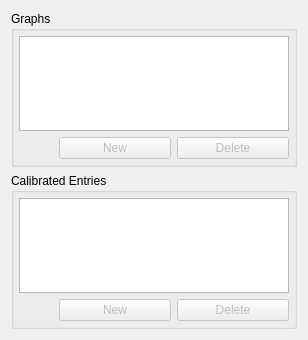
Before: the Qt Designer form kame/forms/graphtool.ui in northriv/KAME, drawn with Qt 5.
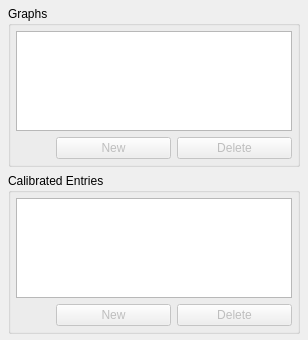
After: the same form once the commit is applied.

What changed in the file:
```diff
--- a/kame/forms/graphtool.ui
+++ b/kame/forms/graphtool.ui
@@ -14,6 +14,18 @@
    <string>Graph</string>
   </property>
   <layout class="QVBoxLayout" name="verticalLayout">
+   <property name="leftMargin">
+    <number>8</number>
+   </property>
+   <property name="topMargin">
+    <number>6</number>
+   </property>
+   <property name="rightMargin">
+    <number>8</number>
+   </property>
+   <property name="bottomMargin">
+    <number>6</number>
+   </property>
    <item>
     <widget class="QGroupBox" name="grpGraphs">
      <property name="sizePolicy">
@@ -45,6 +57,9 @@
        <layout class="QHBoxLayout">
         <item>
          <spacer>
+          <property name="orientation">
+           <enum>Qt::Orientation::Vertical</enum>
+          </property>
           <property name="sizeType">
            <enum>QSizePolicy::Fixed</enum>
           </property>
@@ -112,6 +127,9 @@
        <layout class="QHBoxLayout">
         <item>
          <spacer>
+          <property name="orientation">
+           <enum>Qt::Orientation::Vertical</enum>
+          </property>
           <property name="sizeType">
            <enum>QSizePolicy::Fixed</enum>
           </property>
```
Left out of the diff: 4 changed lines with no effect on the pictures.
